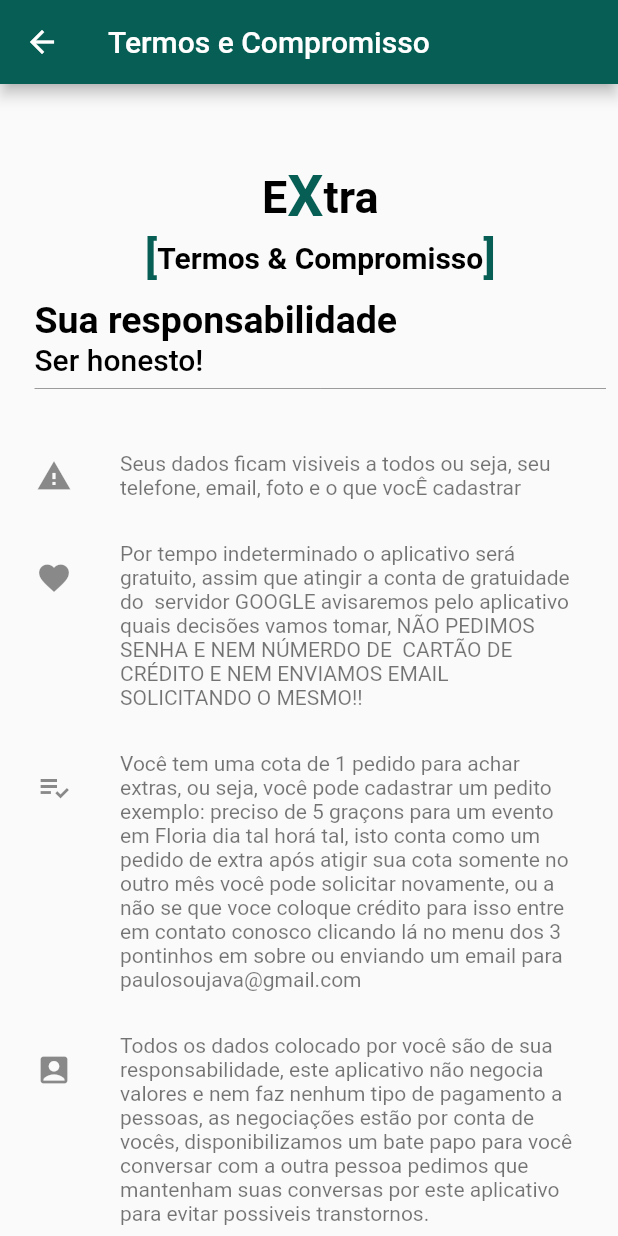
After one commit to paulosoujava/extra, a Flutter app: the Terms screen opened directly, on a phone screen of 412 x 824 dp. The commit adds this screen. Run offline on Flutter 3.47's test engine with Material 2 defaults, Android fonts, the phone set to English and light mode, and no system bars; our stand-ins replace bubble, google_fonts, hexcolor; missing offline and left inert: flutter_animated_dialog, grouped_buttons, loading_animations, nice_button; Roboto replaces fonts that are missing (Tahoma).

Commit message:
Terms e About

```diff
--- /dev/null
+++ b/lib/pages/terms.dart
@@ -0,0 +1,132 @@
+import 'package:extra/entity/profile.dart';
+import 'package:extra/utils/consts.dart';
+import 'package:flutter/cupertino.dart';
+import 'package:flutter/material.dart';
+import 'package:google_fonts/google_fonts.dart';
+
+class Terms extends StatefulWidget {
+
+
+  @override
+  _TermsState createState() => _TermsState();
+}
+
+class _TermsState extends State<Terms> {
+
+
+  @override
+  Widget build(BuildContext context) {
+
+
+
+    return Scaffold(
+      appBar: AppBar(
+        title: Text("Termos e Compromisso"),
+
+      ),
+      body: _body(),
+    );
+  }
+
+  _body() {
+    return SingleChildScrollView(
+      child: Padding(
+        padding: const EdgeInsets.all(8.0),
+        child: Column(
+          children: <Widget>[
+            SizedBox(height: 20,),
+            Row(
+              mainAxisAlignment: MainAxisAlignment.start,
+              crossAxisAlignment: CrossAxisAlignment.start,
+              children: <Widget>[
+                Flexible(
+                  flex: 3,
+                  child: Padding(
+                    padding: const EdgeInsets.only(left: 15, top: 25),
+                    child: Column(
+                      mainAxisAlignment: MainAxisAlignment.start,
+                       crossAxisAlignment: CrossAxisAlignment.start,
+                       children: <Widget>[
+                         Consts().title(context, "Termos & Compromisso"),
+                         SizedBox(height: 10,),
+                         Text(
+                           "Sua responsabilidade",
+                           style: GoogleFonts.portLligatSans(
+                             fontSize: 25,
+                             fontWeight: FontWeight.w700,
+                             color: Colors.black,
+                           ),
+                         ),
+                         Text(
+                           "Ser honesto!",
+                           style: GoogleFonts.portLligatSans(
+                             fontSize: 20,
+                             fontWeight: FontWeight.w500,
+                             color: Colors.black,
+                           ),
+                         ),
+                         Divider(color: Colors.black38,)
+                       ],
+                    ),
+                  ),
+                ),
+
+              ],
+            ),
+            SizedBox(height: 30,),
+            ListTile(
+              leading: Icon(Icons.warning),
+              subtitle: Text("Seus dados ficam visiveis a todos ou seja, seu telefone, email, foto e o que vocÊ cadastrar"),
+            ),
+            SizedBox(height: 20,),
+            ListTile(
+              leading: Icon(Icons.favorite),
+              subtitle: Text("Por tempo indeterminado o aplicativo será gratuito, assim que atingir a conta de gratuidade do "
+                  " servidor GOOGLE avisaremos pelo aplicativo quais decisões vamos tomar, NÃO PEDIMOS SENHA E NEM NÚMERDO DE "
+                  " CARTÃO DE CRÉDITO E NEM ENVIAMOS EMAIL SOLICITANDO O MESMO!!"),
+            ),
+            SizedBox(height: 20,),
+            ListTile(
+              leading: Icon(Icons.playlist_add_check),
+              subtitle: Text("Você tem uma cota de 1 pedido para achar extras, ou seja, você pode cadastrar um pedito exemplo: "
+                  "preciso de 5 graçons para um evento em Floria dia tal horá tal, isto conta como um pedido de extra após atigir sua "
+                  "cota somente no outro mês você pode solicitar novamente, ou a não se que voce coloque crédito para isso entre em "
+                  "contato conosco clicando lá no menu dos 3 pontinhos em sobre ou enviando um email para paulosoujava@gmail.com"),
+            ),
+            SizedBox(height: 20,),
+            ListTile(
+              leading: Icon(Icons.account_box),
+              subtitle: Text("Todos os dados colocado por você são de sua responsabilidade, este aplicativo não negocia valores e nem "
+                  "faz nenhum tipo de pagamento a pessoas, as negociações estão por conta de vocês, disponibilizamos um bate papo"
+                  " para você conversar com a outra pessoa pedimos que mantenham suas conversas por este aplicativo para evitar "
+                  "possiveis transtornos. "),
+            ),
+            SizedBox(height: 20,),
+            ListTile(
+              leading: Icon(Icons.help),
+              subtitle: Text("Contatos abaixo:  "),
+              title: Text("Você tem alguma dúvida"),
+            ),
+            ListTile(
+              leading: Icon(Icons.phone),
+              subtitle: Text("Contato por telefone"),
+              onTap: (){},
+              title: Text("Ligar"),
+            ),
+            ListTile(
+              leading: Icon(Icons.email),
+              subtitle: Text("Contatos por email"),
+              onTap: (){},
+              title: Text("Email"),
+            ),
+
+            SizedBox(height: 20,),
+
+
+
+          ],
+        ),
+      ),
+    );
+  }
+}
--- a/pubspec.yaml
+++ b/pubspec.yaml
@@ -27,6 +27,7 @@ dependencies:
   bubble: ^1.1.9+1
   google_fonts: ^0.3.5
   grouped_buttons: ^1.0.4
+  flutter_animated_dialog: ^1.0.3
   nice_button: ^0.1.7
   loading_animations: "^2.1.0"
 
```
Also changed, not shown: lib/pages/about.dart (added, +121 -0 lines), lib/pages/edit_profile.dart (+53 -6 lines), lib/pages/home.dart (+13 -1 lines), lib/pages/welcome/home_welcome.dart (+53 -8 lines), lib/pages/welcome/register.dart (+31 -19 lines), lib/utils/consts.dart (+23 -13 lines), lib/widgets/card_item_extra.dart (+7 -0 lines), pubspec.lock.
